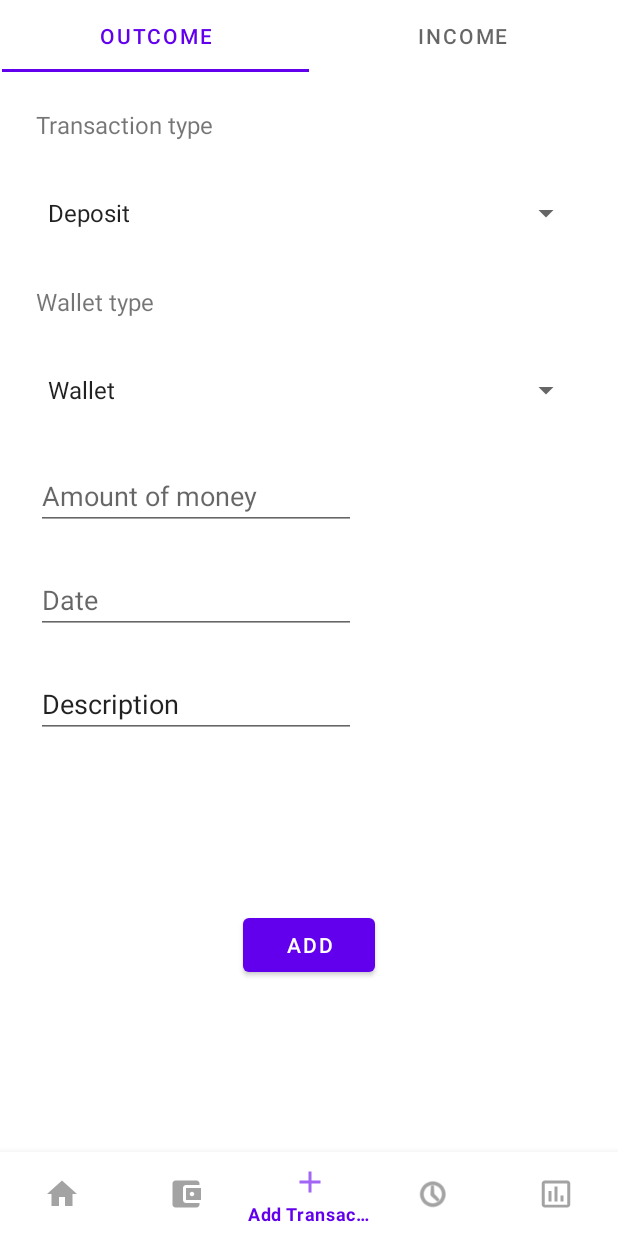
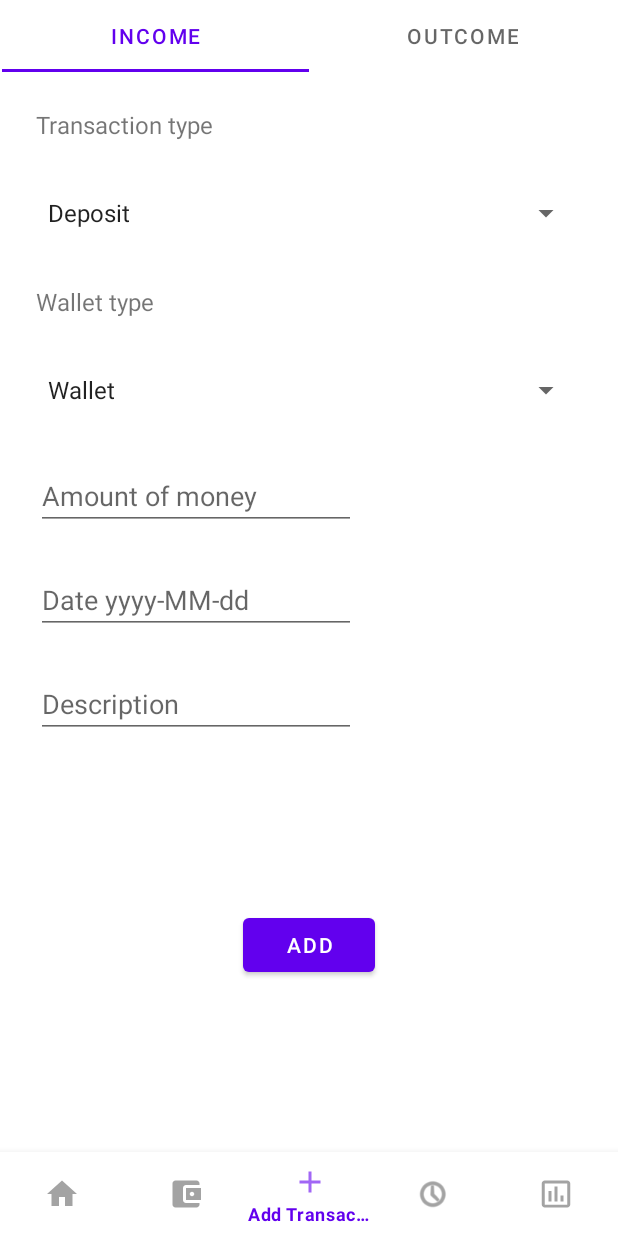
Before and after one commit to githubfrostpixel/MyWallet, an Android app: the screen it shows after launch (MainActivity), item 3 of the bottom bar chosen, on a phone screen of 412 x 824 dp. Run offline under Robolectric (Android 15) with nearby library versions, the phone set to English and light mode, and no system bars; our stand-ins replace Room's generated code; libraries missing offline, so code that uses them is left out: org.eazegraph.lib; 5 statements that could not run were skipped.

Commit message:
add transaction

```diff
--- a/app/src/main/AndroidManifest.xml
+++ b/app/src/main/AndroidManifest.xml
@@ -2,6 +2,7 @@
 <manifest xmlns:android="http://schemas.android.com/apk/res/android"
     xmlns:tools="http://schemas.android.com/tools"
     package="com.example.mywallet">
+
 
     <application
         android:allowBackup="true"
@@ -12,9 +13,11 @@
         android:roundIcon="@mipmap/ic_app_icon_round"
         android:supportsRtl="true"
         android:theme="@style/Theme.MyWallet"
+
         tools:targetApi="31">
         <activity
             android:name=".MainActivity"
+            android:windowSoftInputMode="adjustResize|stateVisible"
             android:exported="true">
             <intent-filter>
                 <action android:name="android.intent.action.MAIN" />
@@ -22,6 +25,7 @@
                 <category android:name="android.intent.category.LAUNCHER" />
             </intent-filter>
         </activity>
+
     </application>
 
 </manifest>
--- a/app/src/main/java/dao/TransactionTypeDao.java
+++ b/app/src/main/java/dao/TransactionTypeDao.java
@@ -19,6 +19,10 @@ public interface TransactionTypeDao {
 
     @Query("SELECT * FROM 'TransactionType' WHERE id =:id")
     List<TransactionType> getTransactionTypeByID(int id);
+
+    @Query("SELECT * FROM 'TransactionType' WHERE name =:name")
+    List<TransactionType> getTransactionTypeByName(String name);
+
     @Insert(onConflict = OnConflictStrategy.REPLACE)
     void insertAll(TransactionType... transactionTypes);
 
--- a/app/src/main/java/dao/WalletDao.java
+++ b/app/src/main/java/dao/WalletDao.java
@@ -12,6 +12,9 @@ public interface WalletDao {
     List<Wallet> getAll();
     @Query("SELECT * From Wallet WHERE id=:id")
     List<Wallet> getWalletByID(int id);
+    @Query("SELECT * From Wallet WHERE name=:name")
+    List<Wallet> getWalletByName(String name);
+
     @Insert(onConflict = OnConflictStrategy.REPLACE)
     void insertAll(Wallet... wallets);
 
--- a/app/src/main/res/layout/fragment_add_transaction.xml
+++ b/app/src/main/res/layout/fragment_add_transaction.xml
@@ -4,8 +4,11 @@
     xmlns:tools="http://schemas.android.com/tools"
     android:layout_width="match_parent"
     android:layout_height="match_parent"
+    android:fillViewport="true"
+    android:fitsSystemWindows="true"
     tools:layout_editor_absoluteX="0dp"
     tools:layout_editor_absoluteY="-1dp">
+
 
     <TextView
         android:id="@+id/wallet"
@@ -27,18 +30,19 @@
         app:layout_constraintTop_toTopOf="parent">
 
         <com.google.android.material.tabs.TabItem
+            android:id="@+id/inc"
+            android:layout_width="wrap_content"
+            android:layout_height="wrap_content"
+            android:clickable="true"
+            android:text="Income" />
+
+        <com.google.android.material.tabs.TabItem
             android:id="@+id/outc"
             android:layout_width="wrap_content"
             android:layout_height="wrap_content"
             android:clickable="true"
             android:text="Outcome" />
 
-        <com.google.android.material.tabs.TabItem
-            android:id="@+id/inc"
-            android:layout_width="wrap_content"
-            android:layout_height="wrap_content"
-            android:clickable="true"
-            android:text="Income" />
 
     </com.google.android.material.tabs.TabLayout>
 
@@ -102,7 +106,7 @@
         android:layout_marginStart="24dp"
         android:layout_marginTop="24dp"
         android:ems="10"
-        android:hint="Date"
+        android:hint="Date yyyy-MM-dd"
         android:inputType="date"
         app:layout_constraintStart_toStartOf="parent"
         app:layout_constraintTop_toBottomOf="@+id/amount" />
@@ -115,7 +119,8 @@
         android:layout_marginTop="24dp"
         android:ems="10"
         android:inputType="textPersonName"
-        android:text="Description"
+        android:hint="Description"
+        android:text=""
         app:layout_constraintStart_toStartOf="parent"
         app:layout_constraintTop_toBottomOf="@+id/date" />
 
```
Also changed, not shown: app/src/main/java/adapter/AddTransactionRecyclerViewAdapter.java (+7 -16 lines), app/src/main/java/com/example/mywallet/AddTransactionFragment.java (+68 -0 lines), app/src/main/java/com/example/mywallet/HomeFragment.java (+4 -4 lines).
